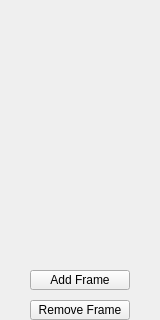
Old version of the form framelistsection.ui in the repository Chromecore/Sprite-Editor; both pictures show x 0 to 160 and y 230 to 550 of the 160 by 550 pixel window.
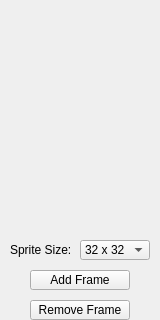
New version of the form.

Commit message: added sprite size combobox to framelist section

The edit to the form file:
```diff
--- a/framelistsection.ui
+++ b/framelistsection.ui
@@ -39,6 +39,44 @@
     <string>Remove Frame</string>
    </property>
   </widget>
+  <widget class="QLabel" name="spriteSizeLabel">
+   <property name="geometry">
+    <rect>
+     <x>10</x>
+     <y>470</y>
+     <width>70</width>
+     <height>20</height>
+    </rect>
+   </property>
+   <property name="text">
+    <string>Sprite Size:</string>
+   </property>
+  </widget>
+  <widget class="QComboBox" name="spriteSizeComboBox">
+   <property name="geometry">
+    <rect>
+     <x>80</x>
+     <y>470</y>
+     <width>70</width>
+     <height>20</height>
+    </rect>
+   </property>
+   <item>
+    <property name="text">
+     <string>32 x 32</string>
+    </property>
+   </item>
+   <item>
+    <property name="text">
+     <string>16 x 16</string>
+    </property>
+   </item>
+   <item>
+    <property name="text">
+     <string>8 x 8</string>
+    </property>
+   </item>
+  </widget>
  </widget>
  <resources/>
  <connections/>
```
The commit also changes 2 other files.
